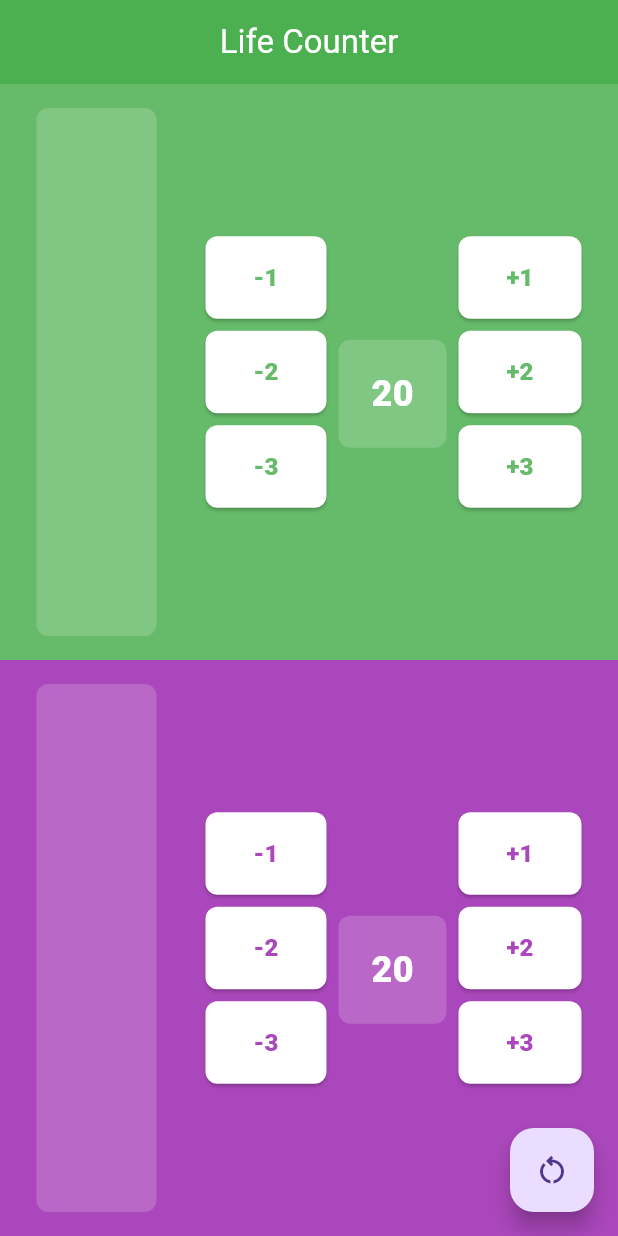
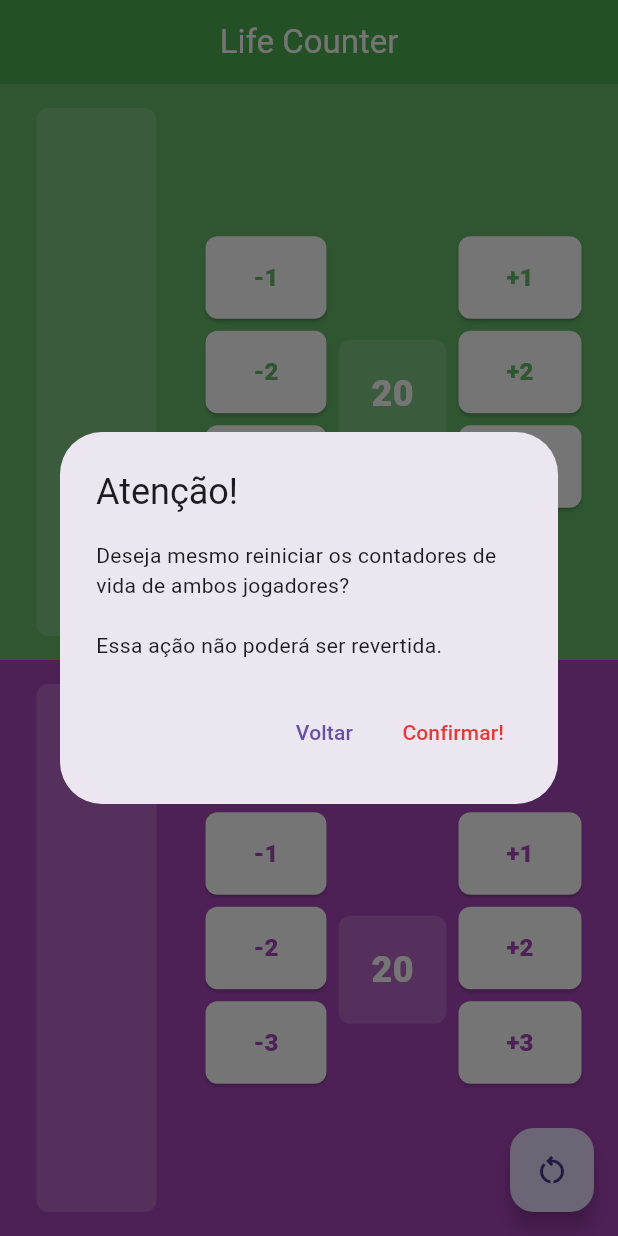
Before and after one commit to GabrielTurri/life-counter, a Flutter app: the screen it shows after launch, after a tap on the "restart alt" icon, on a phone screen of 412 x 824 dp. Run offline on Flutter 3.47's test engine with Material 3 defaults, Android fonts, the phone set to English and light mode, and no system bars.

Commit message:
Modal de confirmação ao resetar vida

```diff
--- a/lib/main.dart
+++ b/lib/main.dart
@@ -67,13 +67,55 @@ class _MyHomePageState extends State<MyHomePage> {
         ],
       ),
       floatingActionButton: FloatingActionButton(
-        onPressed: () {
-          player1Key.currentState?.resetarVida();
-          player2Key.currentState?.resetarVida();
-        },
+        onPressed: () => _dialogBuilder(context),
+        // {
+        // player1Key.currentState?.resetarVida();
+        // player2Key.currentState?.resetarVida();
+        // },
         tooltip: 'Reset',
         child: const Icon(Icons.restart_alt_outlined),
       ),
     );
   }
+
+  Future<void> _dialogBuilder(BuildContext context) {
+    return showDialog<void>(
+      context: context,
+      builder: (BuildContext context) {
+        return AlertDialog(
+          title: const Text('Atenção!'),
+          content: const Text(
+            'Deseja mesmo reiniciar os contadores de vida de ambos jogadores?\n'
+            '\n'
+            'Essa ação não poderá ser revertida.',
+          ),
+          actions: <Widget>[
+            TextButton(
+              style: TextButton.styleFrom(
+                textStyle: Theme.of(context).textTheme.labelLarge,
+              ),
+              child: const Text('Voltar'),
+              onPressed: () {
+                Navigator.of(context).pop();
+              },
+            ),
+            TextButton(
+              style: TextButton.styleFrom(
+                textStyle: Theme.of(context).textTheme.labelLarge,
+              ),
+              child: Text(
+                'Confirmar!',
+                style: TextStyle(color: Colors.red[600]),
+              ),
+              onPressed: () {
+                player1Key.currentState?.resetarVida();
+                player2Key.currentState?.resetarVida();
+                Navigator.of(context).pop();
+              },
+            ),
+          ],
+        );
+      },
+    );
+  }
 }
```
